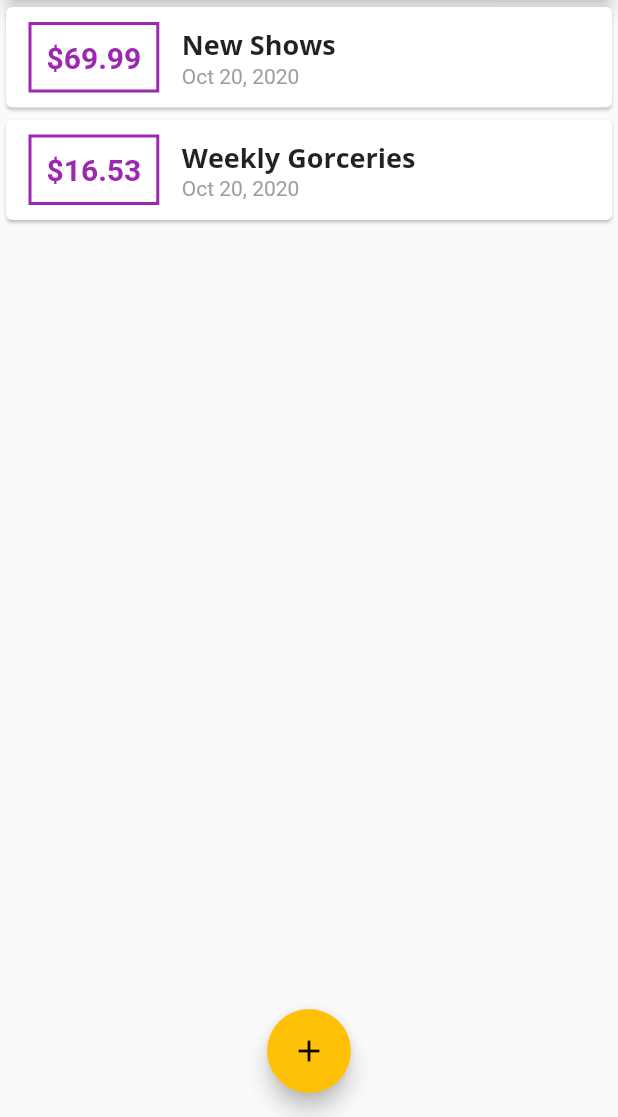
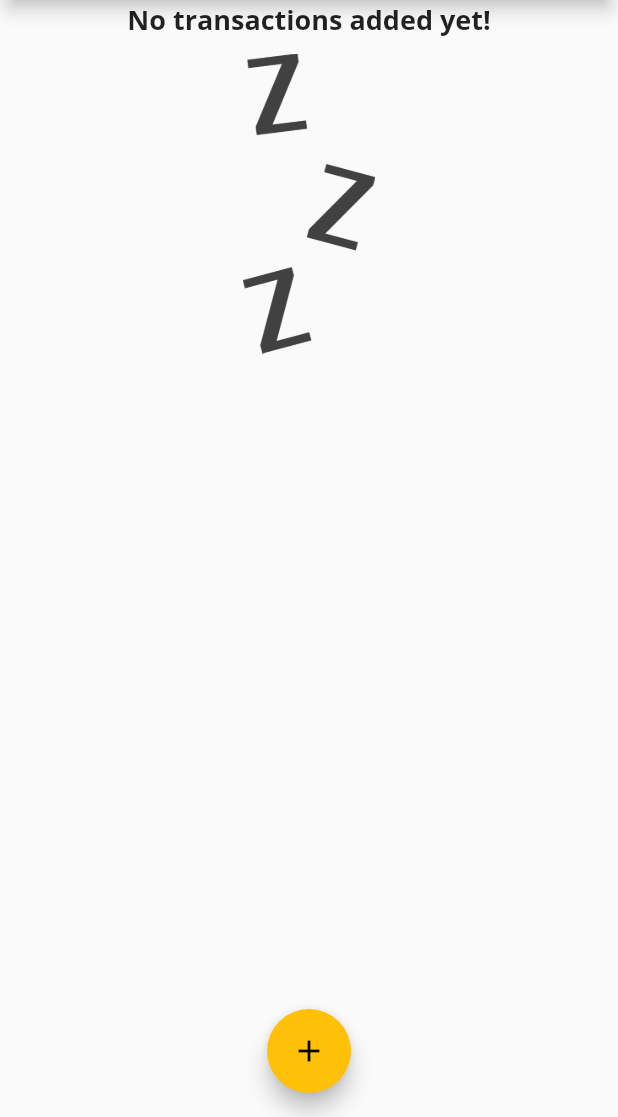
Before and after one commit to J-Rod22/personal_expenses, a Flutter app: the screen it shows after launch, on a phone screen of 412 x 824 dp, the part 119-1236 px from its top. Run offline on Flutter 3.47's test engine with Material 2 defaults, Android fonts, the phone set to English and light mode, and no system bars.

```diff
--- a/lib/main.dart
+++ b/lib/main.dart
@@ -44,18 +44,18 @@ class MyHomePage extends StatefulWidget {
 
 class _MyHomePageState extends State<MyHomePage> {
   final List<Transaction> _userTransaction = [
-    Transaction(
-      id: 't1',
-      title: 'New Shows',
-      amount: 69.99,
-      date: DateTime.now(),
-    ),
-    Transaction(
-      id: 't2',
-      title: 'Weekly Gorceries',
-      amount: 16.53,
-      date: DateTime.now(),
-    ),
+    // Transaction(
+    //   id: 't1',
+    //   title: 'New Shows',
+    //   amount: 69.99,
+    //   date: DateTime.now(),
+    // ),
+    // Transaction(
+    //   id: 't2',
+    //   title: 'Weekly Gorceries',
+    //   amount: 16.53,
+    //   date: DateTime.now(),
+    // ),
   ];
 
   void _addNewTransaction(String txTitle, double txAmount) {
--- a/lib/widgets/transaction_list.dart
+++ b/lib/widgets/transaction_list.dart
@@ -12,7 +12,26 @@ class TransactionList extends StatelessWidget {
   Widget build(BuildContext context) {
     return Container(
       height: 300,
-        child: ListView.builder(
+      child: transactions.isEmpty
+          ? Column(
+              children: <Widget>[
+                Text(
+                  'No transactions added yet!',
+                  style: Theme.of(context).textTheme.headline6,
+                ),
+                SizedBox(
+                  height: 10,
+                ),
+                Container(
+                  height: 200,
+                  child: Image.asset(
+                    'assets/images/waiting.png',
+                    fit: BoxFit.cover,
+                  ),
+                )
+              ],
+            )
+          : ListView.builder(
               itemBuilder: (ctx, index) {
                 return Card(
                   child: Row(
--- a/pubspec.yaml
+++ b/pubspec.yaml
@@ -46,8 +46,8 @@ flutter:
   uses-material-design: true
 
   # To add assets to your application, add an assets section, like this:
-  # assets:
-  #   - images/a_dot_burr.jpeg
+  assets:
+    - assets/images/waiting.png
   #   - images/a_dot_ham.jpeg
 
   # An image asset can refer to one or more resolution-specific "variants", see
```
Also changed, not shown: assets/images/waiting.png (added). Lines whose indentation alone changed are shown as unchanged.
